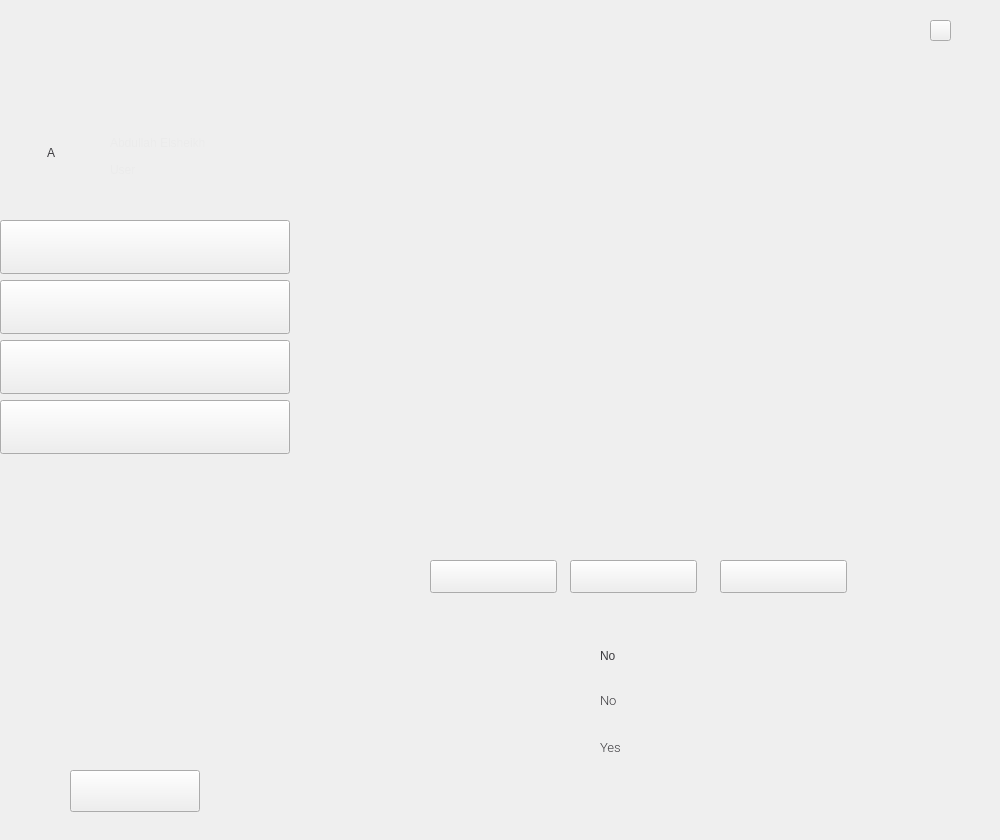
Before: the Qt Designer form gui.ui in abdullahsalah96/Pisces, drawn with Qt 5.
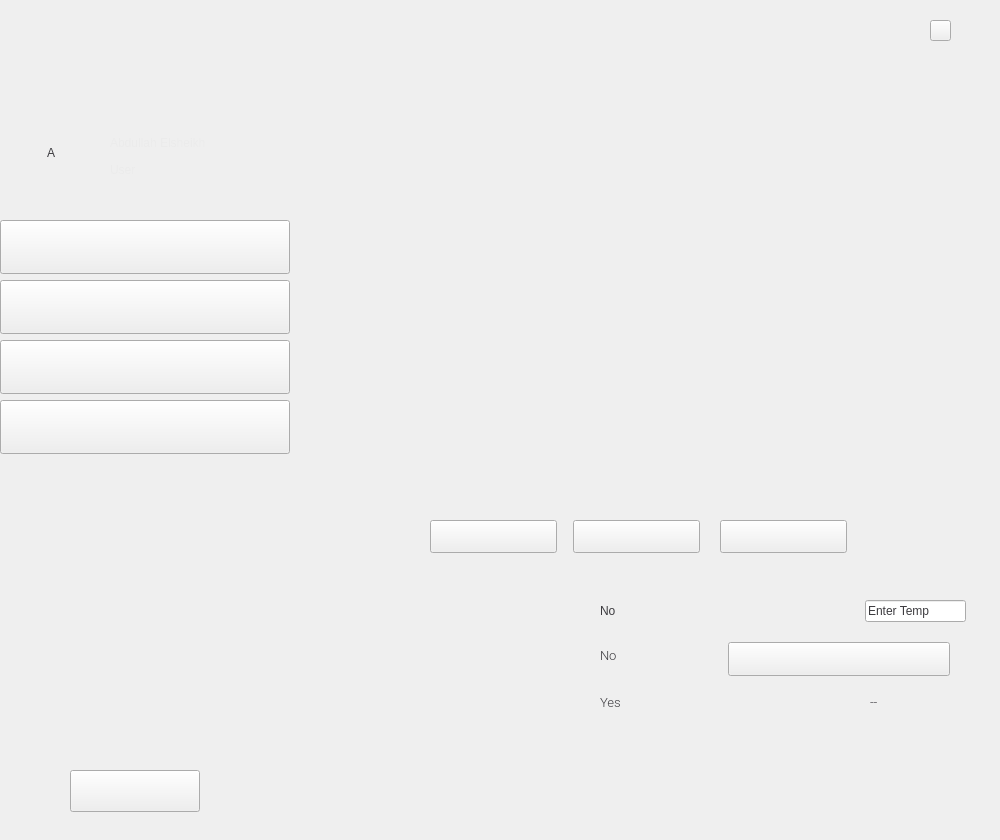
After: the same form once the commit is applied. The open tabs and pages were chosen to show the change. Icons and pictures are not drawn.

The edit to the form file:
```diff
--- a/gui.ui
+++ b/gui.ui
@@ -727,7 +727,7 @@
         <property name="geometry">
          <rect>
           <x>91</x>
-          <y>240</y>
+          <y>205</y>
           <width>533</width>
           <height>260</height>
          </rect>
@@ -770,8 +770,8 @@
         <property name="geometry">
          <rect>
           <x>310</x>
-          <y>645</y>
-          <width>161</width>
+          <y>600</y>
+          <width>101</width>
           <height>21</height>
          </rect>
         </property>
@@ -788,8 +788,8 @@
         <property name="geometry">
          <rect>
           <x>310</x>
-          <y>737</y>
-          <width>161</width>
+          <y>692</y>
+          <width>101</width>
           <height>21</height>
          </rect>
         </property>
@@ -815,8 +815,8 @@
         <property name="geometry">
          <rect>
           <x>310</x>
-          <y>690</y>
-          <width>161</width>
+          <y>645</y>
+          <width>101</width>
           <height>21</height>
          </rect>
         </property>
@@ -841,8 +841,8 @@
        <widget class="QPushButton" name="button_cleaning_2">
         <property name="geometry">
          <rect>
-          <x>280</x>
-          <y>560</y>
+          <x>283</x>
+          <y>520</y>
           <width>127</width>
           <height>33</height>
          </rect>
@@ -869,7 +869,7 @@
         <property name="geometry">
          <rect>
           <x>140</x>
-          <y>560</y>
+          <y>520</y>
           <width>127</width>
           <height>33</height>
          </rect>
@@ -896,7 +896,7 @@
         <property name="geometry">
          <rect>
           <x>430</x>
-          <y>560</y>
+          <y>520</y>
           <width>127</width>
           <height>33</height>
          </rect>
@@ -919,6 +919,78 @@
          <string/>
         </property>
        </widget>
+       <widget class="QPushButton" name="button_pipe_3">
+        <property name="geometry">
+         <rect>
+          <x>438</x>
+          <y>642</y>
+          <width>222</width>
+          <height>34</height>
+         </rect>
+        </property>
+        <property name="styleSheet">
+         <string notr="true">QPushButton{
+border-image: url(:/Resources/predict.png);
+background-repeat: none;
+}
+
+QPushButton:hover{
+border-image: url(:/Resources/predictPressed.png);
+}
+
+QPushButton:pressed{
+border-image: url(:/Resources/predictPressed.png);
+}x</string>
+        </property>
+        <property name="text">
+         <string/>
+        </property>
+       </widget>
+       <widget class="QLineEdit" name="lineEdit_temp">
+        <property name="geometry">
+         <rect>
+          <x>575</x>
+          <y>600</y>
+          <width>101</width>
+          <height>22</height>
+         </rect>
+        </property>
+        <property name="styleSheet">
+         <string notr="true">border-image: url(:/Resources/whiteBG.png);
+color: rgb(60, 59, 63);
+font: 25 10pt &quot;Roboto Light&quot;;</string>
+        </property>
+        <property name="text">
+         <string>Enter Temp</string>
+        </property>
+       </widget>
+       <widget class="QLabel" name="label_waterSalinity">
+        <property name="geometry">
+         <rect>
+          <x>580</x>
+          <y>692</y>
+          <width>71</width>
+          <height>21</height>
+         </rect>
+        </property>
+        <property name="font">
+         <font>
+          <family>Roboto Light</family>
+          <pointsize>10</pointsize>
+          <weight>3</weight>
+          <italic>false</italic>
+          <bold>false</bold>
+         </font>
+        </property>
+        <property name="styleSheet">
+         <string notr="true">border-image: url(:/Resources/whiteBG.png);
+color: rgb(60, 59, 63);
+font: 25 10pt &quot;Roboto Light&quot;;</string>
+        </property>
+        <property name="text">
+         <string>--</string>
+        </property>
+       </widget>
       </widget>
       <widget class="QWidget" name="page_createTank">
        <widget class="QPushButton" name="button_main_create">
```
Left out of the diff: 97 changed lines with no effect on the pictures.
